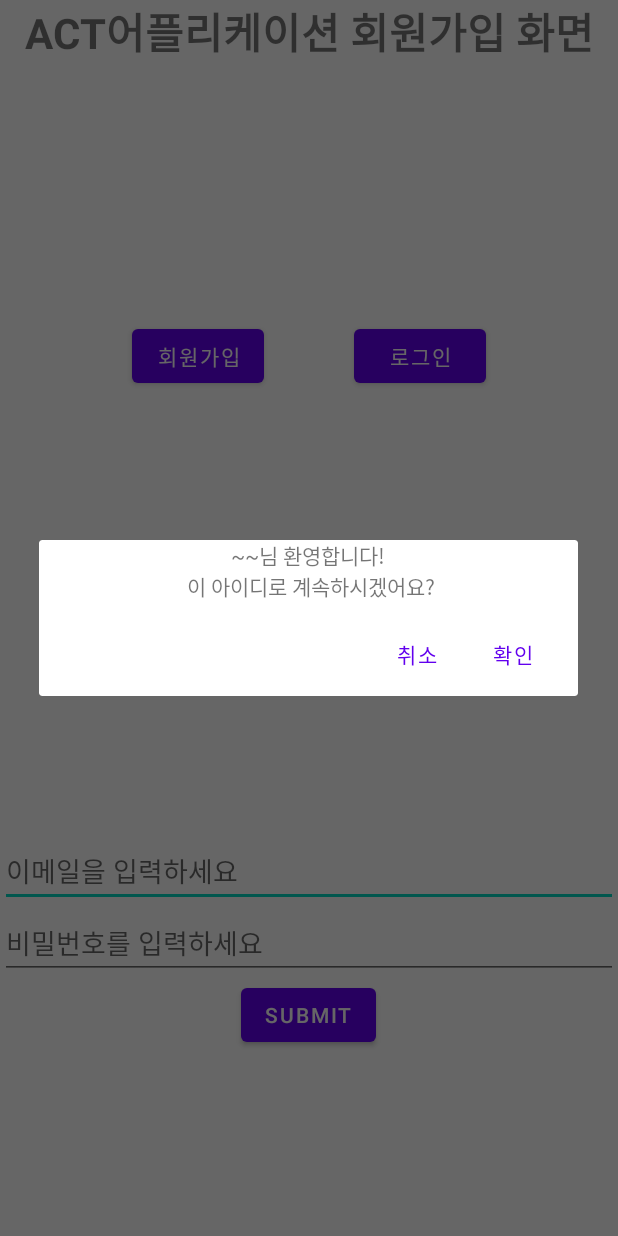
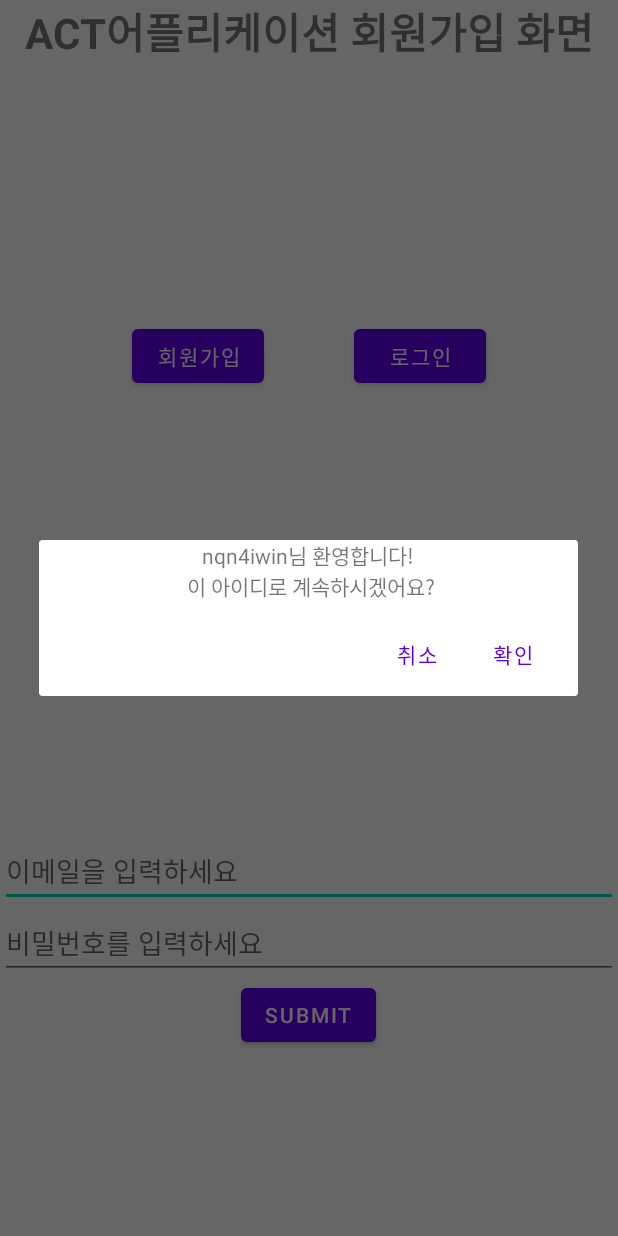
Before and after one commit to MobileProgrammingACT/ACT_FrontEnd, an Android app: the screen it shows after launch (LoginActivity), after a tap on "SUBMIT", on a phone screen of 412 x 824 dp. Run offline under Robolectric (Android 15) with nearby library versions, the phone set to English and light mode, and no system bars; our stand-ins replace Firebase (no records; nobody signed in at launch, a user with empty details on screens opened directly); 2 other taps on this screen came first.

Commit message:
14th commit -저장 버튼 활성화(DB에 올라가진 않음) -로그인화면 조금 수정

```diff
--- a/app/src/main/java/com/example/actprime/LoginActivity.java
+++ b/app/src/main/java/com/example/actprime/LoginActivity.java
@@ -73,9 +73,6 @@ public class LoginActivity extends AppCompatActivity {
                                     Intent intent = new Intent(LoginActivity.this, AppCompatActivity.class);
                                     startActivity(intent);
                                     finish();
-                                } else {
-                                    Toast.makeText(LoginActivity.this, "이미 가입된 아이디입니다.", Toast.LENGTH_SHORT).show();
-                                    return;
                                 }
                             }
                         });
--- a/app/src/main/res/layout/dialog.xml
+++ b/app/src/main/res/layout/dialog.xml
@@ -11,7 +11,7 @@
         android:layout_width="wrap_content"
         android:layout_height="wrap_content"
         android:textAlignment="center"
-        android:text="~~님 환영합니다!\n 이 아이디로 계속하시겠어요?"/>
+        android:text="nqn4iwin님 환영합니다!\n 이 아이디로 계속하시겠어요?"/>
 
     <!-- 추가 수정 : 아이디에 알맞게 인사하기 예) nqn4iwin님 환영합니다! -->
 
--- a/app/src/main/res/layout/week_one_activity1.xml
+++ b/app/src/main/res/layout/week_one_activity1.xml
@@ -77,6 +77,7 @@
         android:orientation="vertical">
 
         <EditText
+            android:id="@+id/content"
             android:layout_width="match_parent"
             android:layout_height="300dp"
             android:background="#e9e9e9"
@@ -84,11 +85,11 @@
             android:hint="당신의 생각을 적어봅시다."/>
 
         <Button
+            android:id="@+id/submit"
             android:layout_width="70dp"
             android:layout_height="50dp"
             android:layout_gravity="right"
             android:text="저장" />
-
 
     </LinearLayout>
 
--- a/app/src/main/res/values/strings.xml
+++ b/app/src/main/res/values/strings.xml
@@ -1,3 +1,4 @@
 <resources>
     <string name="app_name">ACTprime</string>
+    <string name="str">님 환영합니다!\n 이 아이디로 계속하시겠어요?</string>
 </resources>
```
Also changed, not shown: app/src/main/java/com/example/actprime/ThirdActivity.java (+31 -5 lines).
